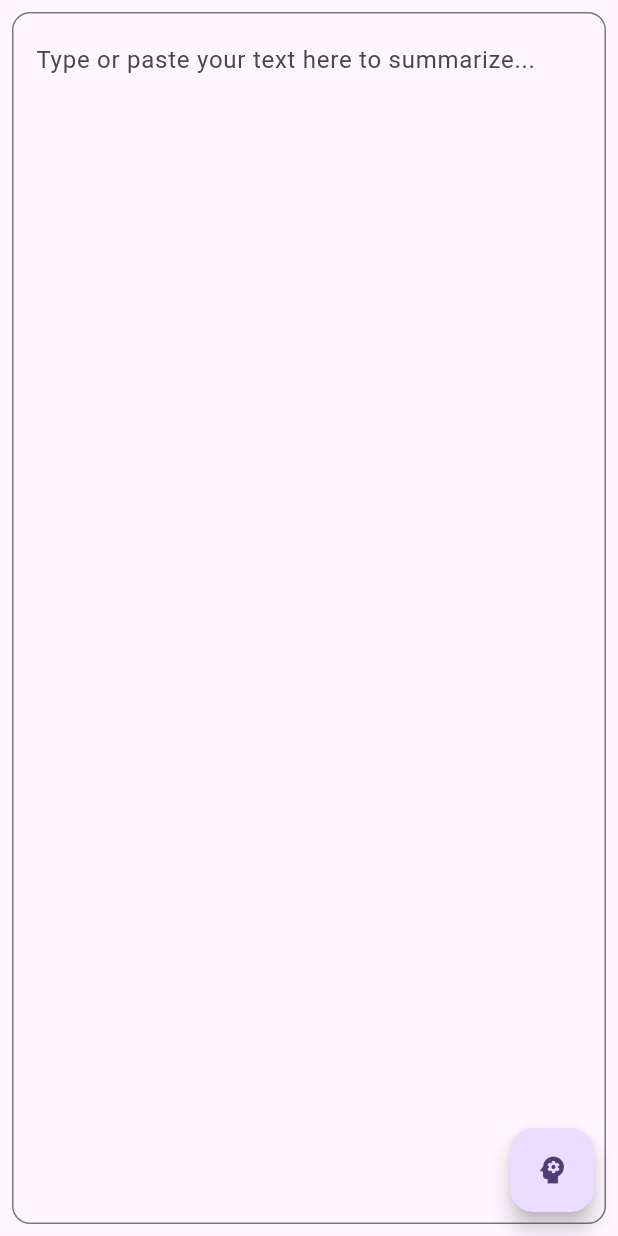
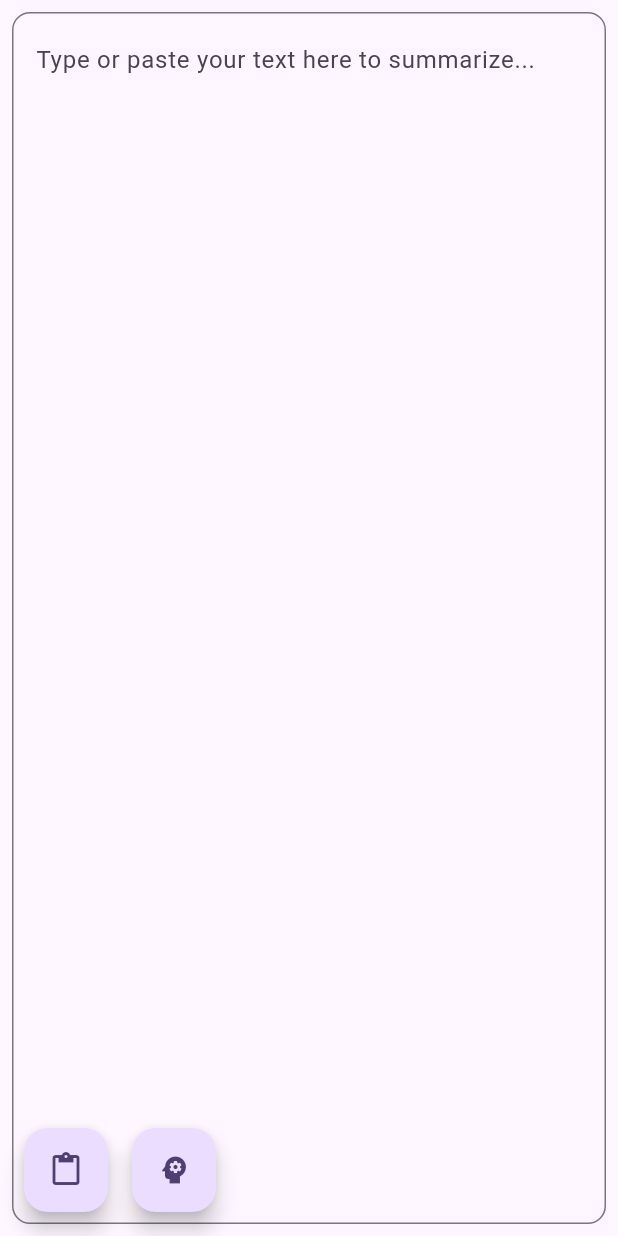
Before and after one commit to voltati/briefly, a Flutter app: the screen it shows after launch, on a phone screen of 412 x 824 dp. Run offline on Flutter 3.47's test engine with Material 3 defaults, Android fonts, the phone set to English and light mode, and no system bars; missing offline and left inert: flutter_gemma, flutter_gemma_litertlm.

Commit message:
added paste button

```diff
--- a/lib/main.dart
+++ b/lib/main.dart
@@ -1,7 +1,7 @@
 import 'package:flutter/material.dart';
 import 'package:flutter_gemma/flutter_gemma.dart';
 import 'package:flutter_gemma_litertlm/flutter_gemma_litertlm.dart';
-
+import 'package:flutter/services.dart';
 void main() {
   WidgetsFlutterBinding.ensureInitialized();
 
@@ -144,6 +144,8 @@ class _NotePadState extends State<NotePad> {
     }
   }
 
+
+
   @override
   Widget build(BuildContext context) {
     return Scaffold(
@@ -168,7 +170,9 @@ class _NotePadState extends State<NotePad> {
               hintText: _isModelReady ? "Type or paste your text here to summarize..." : "Please wait, preparing local model...",
               border: OutlineInputBorder(
                 borderRadius: BorderRadius.circular(12.0)
-              )
+              ),
+
+
             ),
             maxLength: null,
             maxLines: null,
@@ -177,8 +181,23 @@ class _NotePadState extends State<NotePad> {
           ),
         ),
       ),
-      floatingActionButton: FloatingActionButton(
-        // Disable click actions completely while the model is downloading or processing
+      floatingActionButton: Row(
+        mainAxisSize: MainAxisSize.min,
+
+        children: [
+          FloatingActionButton(
+
+                onPressed: _isProcessing ? null : () async {
+
+                    final data = await Clipboard.getData(Clipboard.kTextPlain);
+                    if (data?.text != null) {
+                    _myController.text = data!.text!;
+                    }
+                },
+                child: const Icon(Icons.paste)
+          ),
+          const SizedBox(width: 16),
+          FloatingActionButton(
             onPressed: _isModelReady ? _askGemma : null,
             backgroundColor: _isModelReady ? null : Colors.grey.withValues(alpha: 0.3),
             child: (!_isModelReady || _isProcessing)
@@ -189,6 +208,10 @@ class _NotePadState extends State<NotePad> {
                 : const Icon(Icons.psychology),
 
       ),
+        ]
+      ),
+
+      floatingActionButtonLocation: FloatingActionButtonLocation.startFloat,
     );
   }
 }
```
Lines whose indentation alone changed are shown as unchanged.
